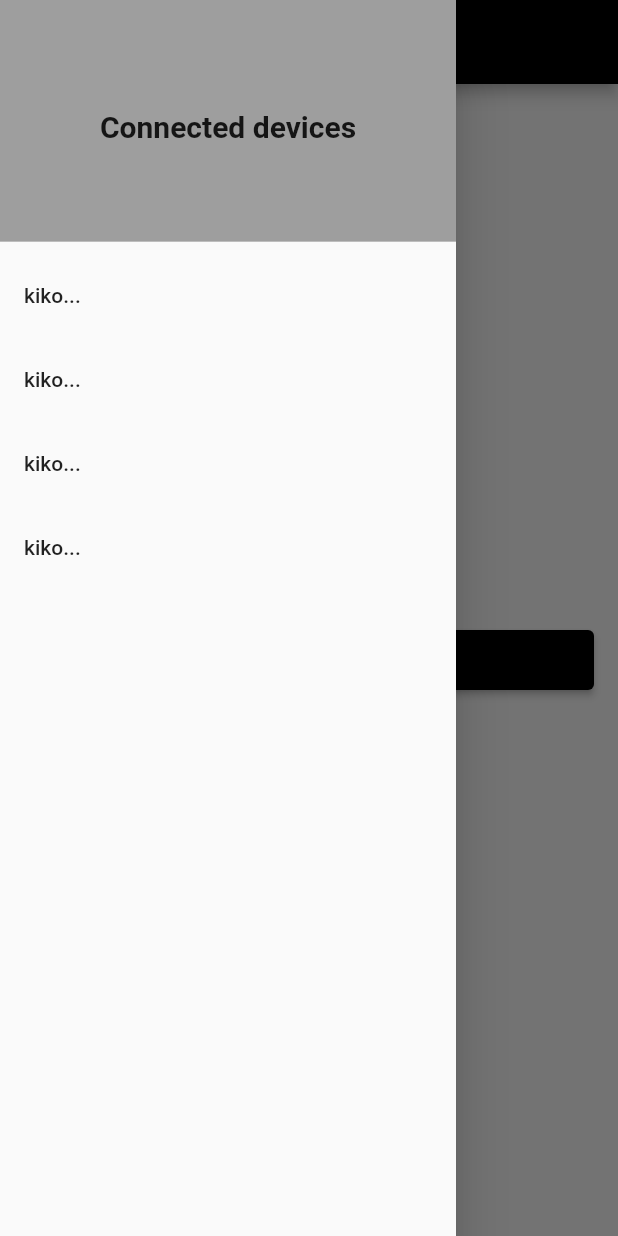
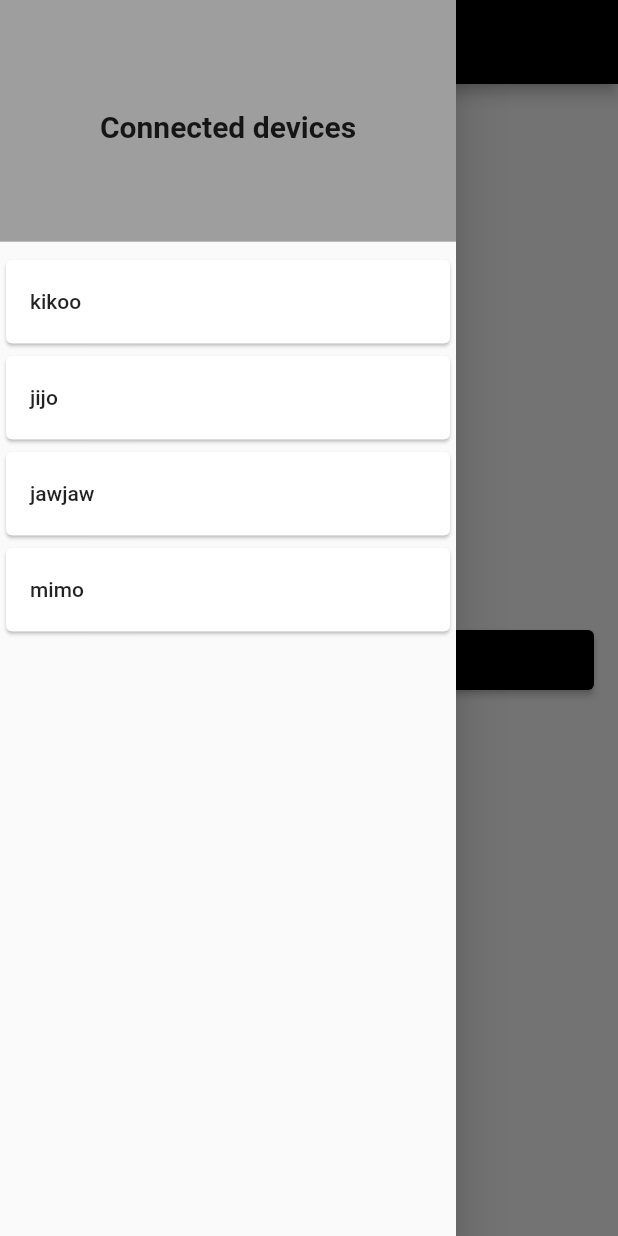
Before and after one commit to AnasBESBAS1/PIC_Sime, a Flutter app: the HostHomepage screen opened by its route, with the side drawer open, on a phone screen of 412 x 824 dp. Run offline on Flutter 3.47's test engine with Material 2 defaults, Android fonts, the phone set to English and light mode, and no system bars; our stand-ins replace connectivity; missing offline and left inert: app_settings, flutter_sound, lan_scanner, mic_stream, wifi_scan.

Commit message:
code cleaning

```diff
--- a/lib/views/host/HostHomepage.dart
+++ b/lib/views/host/HostHomepage.dart
@@ -6,13 +6,12 @@ import 'package:mic_stream/mic_stream.dart';
 
 class HostHomepage extends StatefulWidget {
   const HostHomepage({super.key});
-
   @override
   State<HostHomepage> createState() => _HostHomepage();
 }
 
 class _HostHomepage extends State<HostHomepage> {
-
+  final List<String> _hosts = ["kikoo","jijo","jawjaw","mimo"];
 
   @override
   Widget build(BuildContext context) {
@@ -27,7 +26,7 @@ class _HostHomepage extends State<HostHomepage> {
         child: ElevatedButton(
           style: ElevatedButton.styleFrom(
             minimumSize: const Size.fromHeight(40),
-            backgroundColor: Colors.black, // Background color
+            backgroundColor: Colors.black,
           ),
           onPressed: sendVoice,
           child: const Text("send Voice"),
@@ -51,22 +50,19 @@ class _HostHomepage extends State<HostHomepage> {
                     ),
                   ),
                 )),
-            ListTile(
-              title: const Text('kiko...'),
-              onTap: () {},
-            ),
-            ListTile(
-              title: Text('kiko...'),
-              onTap: () {},
-            ),
-            ListTile(
-              title: Text('kiko...'),
-              onTap: () {},
-            ),
-            ListTile(
-              title: Text('kiko...'),
-              onTap: () {
+            ListView.builder(
+              physics: const NeverScrollableScrollPhysics(),
+              shrinkWrap: true,
+              itemBuilder: (context, index) {
+                final host = _hosts[index];
+
+                return Card(
+                  child: ListTile(
+                    title: Text(host),
+                  ),
+                );
               },
+              itemCount: _hosts.length,
             ),
           ],
         ),
@@ -76,8 +72,7 @@ class _HostHomepage extends State<HostHomepage> {
 }
 
 void sendVoice() async {
-  // final _networkInfo = NetworkInfo();
-  // var wifiBroadcast = await _networkInfo.getWifiBroadcast(); // 192.168.43.255
+
   Stream<Uint8List>? stream = await MicStream.microphone(
     sampleRate: 44100,
     audioFormat: AudioFormat.ENCODING_PCM_16BIT,
```
